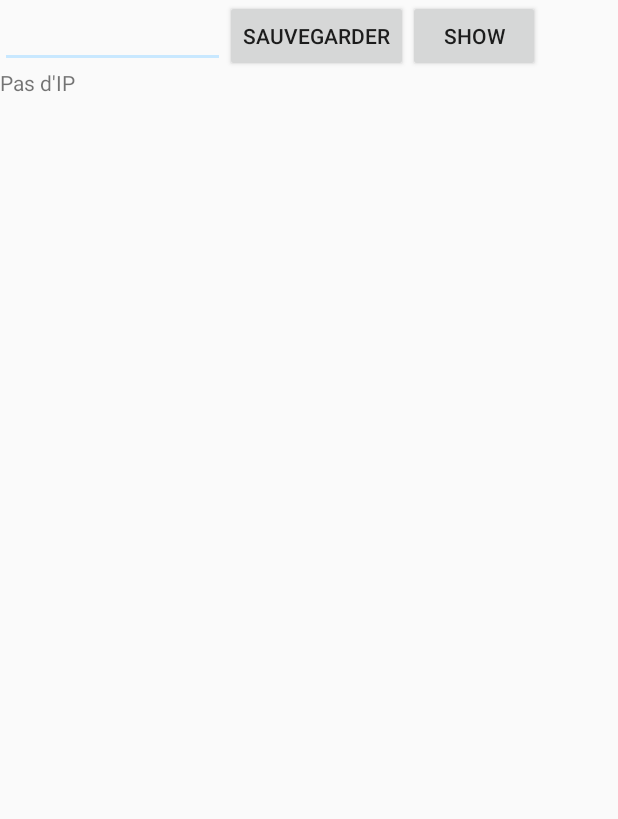
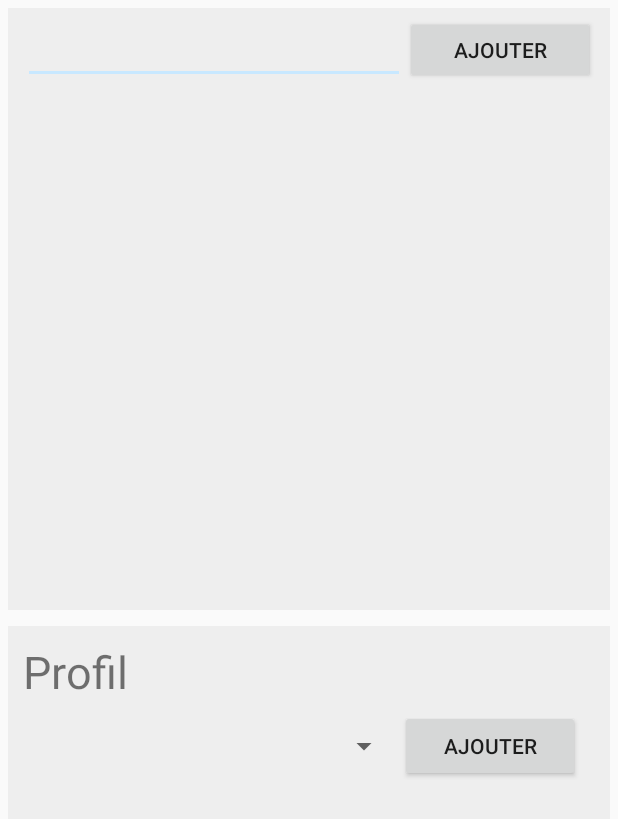
Before and after one commit to LightAndChill/LightAndChill, an Android app: the fragment FragmentThree shown on its own in the app's theme, on a phone screen of 412 x 824 dp. Shown: the top 819 px of the screen. Run offline under Robolectric (Android 15) with nearby library versions, the phone set to English and light mode, and no system bars.

Commit message:
Fragement 3 -> Nouveau layout ! Et on peut maintenant ajouter plusieurs IPs, affichées sous forme de liste

```diff
--- a/app/src/main/java/apps/lightandchill/lightandchill/FragmentThree.java
+++ b/app/src/main/java/apps/lightandchill/lightandchill/FragmentThree.java
@@ -7,9 +7,15 @@ import android.support.v4.app.Fragment;
 import android.view.LayoutInflater;
 import android.view.View;
 import android.view.ViewGroup;
+import android.widget.ArrayAdapter;
 import android.widget.Button;
 import android.widget.EditText;
+import android.widget.ListView;
 import android.widget.TextView;
+
+import java.util.ArrayList;
+import java.util.HashSet;
+import java.util.Set;
 
 
 /**
@@ -39,28 +45,30 @@ public class FragmentThree extends Fragment {
         // TODO : Les profils utilisateurs, le choix de couleur de l'interface, la liste des IPs,...
 
         final EditText etIP = (EditText)view.findViewById(R.id.etIP);
-        Button btPreferences = (Button)view.findViewById(R.id.btPreferences);
-        Button btShow = (Button)view.findViewById(R.id.btShow);
-        final TextView tvIP = (TextView)view.findViewById(R.id.tvResult);
+        final Button btPreferences = (Button)view.findViewById(R.id.btPreferences);
+        final ListView lvIPs = (ListView)view.findViewById(R.id.lvIPs);
+
+        SharedPreferences sharedPref = getActivity().getPreferences(Context.MODE_PRIVATE);
+        final Set<String> listIps = new HashSet<String>(sharedPref.getStringSet(getString(R.string.listIps), new HashSet<String>()));
+
+
+        if(listIps.size() > 0){
+            ArrayList<String> arListIps = new ArrayList<String>(listIps);
+            ArrayAdapter<String> arListIPs = new ArrayAdapter<String>(getContext(), android.R.layout.simple_list_item_1, arListIps);
+            lvIPs.setAdapter(arListIPs);
+        }
 
         btPreferences.setOnClickListener(new View.OnClickListener() {
             @Override
             public void onClick(View v) {
+                listIps.add(etIP.getText().toString());
+                ArrayList<String> arListIps = new ArrayList<String>(listIps);
+                ArrayAdapter<String> arListIPs = new ArrayAdapter<String>(getContext(), android.R.layout.simple_list_item_1, arListIps);
+                lvIPs.setAdapter(arListIPs);
                 SharedPreferences sharedPref = getActivity().getPreferences(Context.MODE_PRIVATE);
                 SharedPreferences.Editor editor = sharedPref.edit();
-                editor.putString(getString(R.string.PrefIP), etIP.getText().toString());
+                editor.putStringSet(getString(R.string.listIps), listIps);
                 editor.commit();
-                tvIP.setText(etIP.getText());
-            }
-        });
-
-        btShow.setOnClickListener(new View.OnClickListener() {
-            @Override
-            public void onClick(View v) {
-                SharedPreferences sharedPref = getActivity().getPreferences(Context.MODE_PRIVATE);
-                String defaultValue = getResources().getString(R.string.IPDefault);
-                String state = sharedPref.getString(getString(R.string.PrefIP), defaultValue);
-                tvIP.setText(state);
             }
         });
 
--- a/app/src/main/res/layout/fragment_three.xml
+++ b/app/src/main/res/layout/fragment_three.xml
@@ -1,31 +1,87 @@
-<RelativeLayout xmlns:android="http://schemas.android.com/apk/res/android"
+<LinearLayout xmlns:android="http://schemas.android.com/apk/res/android"
     xmlns:tools="http://schemas.android.com/tools"
     android:layout_width="match_parent"
     android:layout_height="match_parent"
+    android:orientation="vertical"
     tools:context="apps.lightandchill.lightandchill.FragmentThree">
 
+    <RelativeLayout
+        android:layout_width="match_parent"
+        android:layout_height="match_parent"
+        android:layout_margin="5dp"
+        android:background="#EEEEEE"
+        android:layout_weight="1">
+
+        <LinearLayout
+            android:id="@+id/lnAddIPs"
+            android:layout_width="match_parent"
+            android:layout_height="wrap_content"
+            android:paddingLeft="10dp"
+            android:paddingRight="10dp"
+            android:paddingTop="5dp"
+            android:paddingBottom="5dp"
+            android:orientation="horizontal">
             <EditText
                 android:id="@+id/etIP"
-        android:layout_width="150dp"
+                android:layout_weight="1"
+                android:layout_width="match_parent"
                 android:layout_height="wrap_content" />
             <Button
+                android:layout_width="match_parent"
+                android:layout_height="match_parent"
+                android:id="@+id/btPreferences"
+                android:layout_weight="2"
+                android:text="@string/ajouter"
+                android:layout_toRightOf="@id/etIP"/>
+        </LinearLayout>
+
+        <ListView
+            android:id="@+id/lvIPs"
+            android:layout_width="match_parent"
+            android:layout_height="match_parent"
+            android:layout_below="@id/lnAddIPs">
+        </ListView>
+
+    </RelativeLayout>
+
+    <RelativeLayout
+        android:layout_width="match_parent"
+        android:layout_height="match_parent"
+        android:padding="10dp"
+        android:background="#EEEEEE"
+        android:layout_margin="5dp"
+        android:layout_weight="1">
+
+        <TextView
             android:layout_width="wrap_content"
             android:layout_height="wrap_content"
-        android:id="@+id/btPreferences"
-        android:text="Sauvegarder"
-        android:layout_toRightOf="@id/etIP"/>
-    <Button
-        android:layout_width="wrap_content"
-        android:layout_height="wrap_content"
-        android:id="@+id/btShow"
-        android:text="Show"
-        android:layout_toRightOf="@id/btPreferences"/>
+            android:text="@string/tvProfile"
+            android:textSize="30dp"
+            android:id="@+id/tvProfile"/>
 
-    <TextView
-        android:id="@+id/tvResult"
+        <LinearLayout
+            android:id="@+id/lnProfiles"
+            android:layout_below="@id/tvProfile"
             android:layout_width="match_parent"
             android:layout_height="wrap_content"
-        android:layout_below="@id/etIP"
-        android:text="Pas d'IP"/>
+            android:paddingLeft="10dp"
+            android:paddingRight="10dp"
+            android:paddingTop="5dp"
+            android:paddingBottom="5dp"
+            android:orientation="horizontal">
+
+            <Spinner
+                android:layout_width="match_parent"
+                android:layout_height="match_parent"
+                android:layout_weight="1"></Spinner>
+
+            <Button
+                android:layout_width="match_parent"
+                android:layout_height="match_parent"
+                android:text="@string/ajouter"
+                android:layout_weight="2"/>
+
+        </LinearLayout>
 
     </RelativeLayout>
+</LinearLayout>
--- a/app/src/main/res/values/strings.xml
+++ b/app/src/main/res/values/strings.xml
@@ -21,4 +21,7 @@
     <string name="PrefIP">prefIP</string>
     <string name="IPDefault">Pas d\'IP</string>
     <string name="noIP">Vous devez définir une adresse IP dans les paramètres</string>
+    <string name="tvProfile">Profil</string>
+    <string name="ajouter">Ajouter</string>
+    <string name="listIps">listIps</string>
 </resources>
```
Lines whose indentation alone changed are shown as unchanged.
